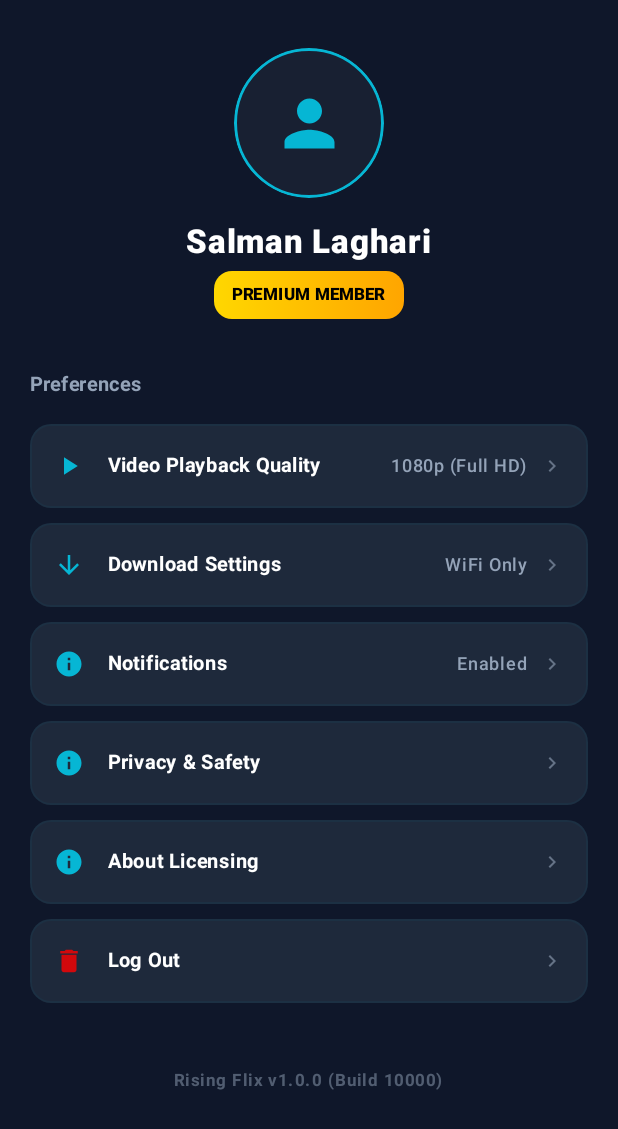
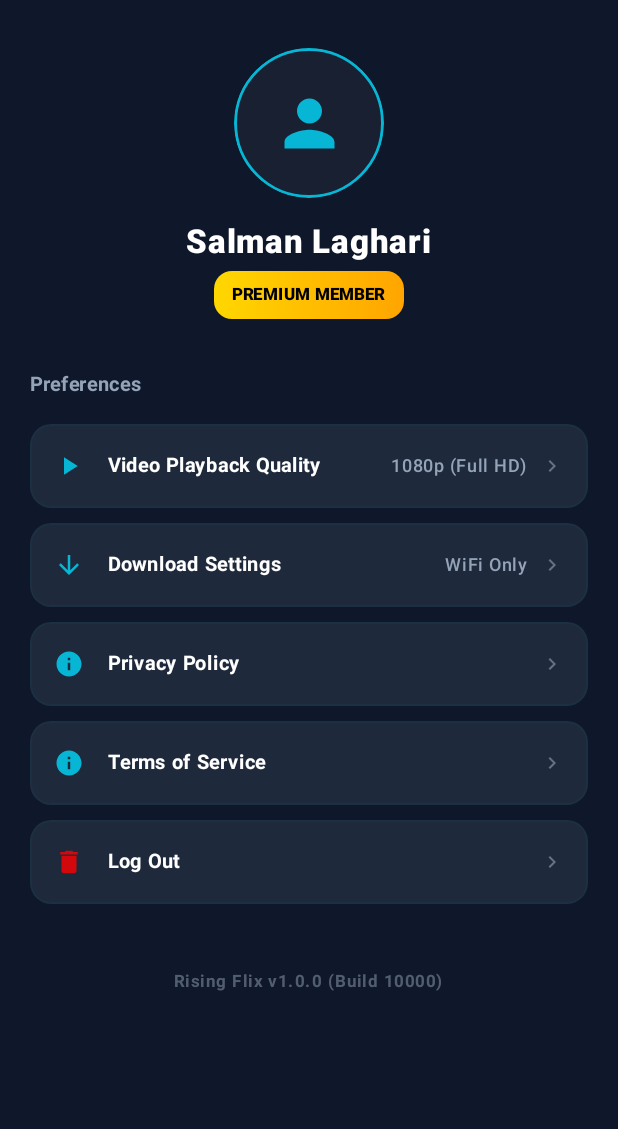
Before and after one commit to Salmanlaghari/Rising-Flix, an Android app built with Jetpack Compose: the composable ProfileScreen shown on its own in the app's theme, on a phone screen of 412 x 824 dp. Shown: the top 1129 px of the screen. Run offline under Robolectric (Android 15) with nearby library versions, the phone set to English and light mode, and no system bars.

Commit message:
feat: Phase 4 — Final polish, release setup & production readiness
- Designs 3D adaptive launcher icons ic_launcher.xml and ic_launcher_round.xml inside drawable-nodpi.
- Creates assets/ privacy.html and terms.html policy files, linking them natively via dialogs on ProfileScreen.kt.
- Adds keystore.properties loading and release signingConfigs configurations to app/build.gradle.kts.
- Configures GitHub Actions build signed release workflow .github/workflows/release.yml.
- Optimizes LibraryScreen.kt progress types to prevent Material 3 compile breaks.
- Fully minified and R8 shrunk signed release APK down to just 4.0MB!

Co-authored-by: Salmanlaghari <104828514+Salmanlaghari@users.noreply.github.com>

```diff
--- a/app/src/main/java/com/salmanlaghari/risingflix/ui/screens/ProfileScreen.kt
+++ b/app/src/main/java/com/salmanlaghari/risingflix/ui/screens/ProfileScreen.kt
@@ -27,6 +27,9 @@ fun ProfileScreen(
     modifier: Modifier = Modifier
 ) {
     val scrollState = rememberScrollState()
+
+    var showPrivacyDialog by remember { mutableStateOf(false) }
+    var showTermsDialog by remember { mutableStateOf(false) }
 
     Column(
         modifier = modifier
@@ -100,12 +103,31 @@ fun ProfileScreen(
                 modifier = Modifier.padding(bottom = 4.dp)
             )
 
-            SettingsItem(icon = Icons.Default.PlayArrow, title = "Video Playback Quality", value = "1080p (Full HD)")
-            SettingsItem(icon = Icons.Default.ArrowDownward, title = "Download Settings", value = "WiFi Only")
-            SettingsItem(icon = Icons.Default.Info, title = "Notifications", value = "Enabled")
-            SettingsItem(icon = Icons.Default.Info, title = "Privacy & Safety")
-            SettingsItem(icon = Icons.Default.Info, title = "About Licensing")
-            SettingsItem(icon = Icons.Default.Delete, title = "Log Out", tint = Color.Red.copy(alpha = 0.8f))
+            SettingsItem(
+                icon = Icons.Default.PlayArrow,
+                title = "Video Playback Quality",
+                value = "1080p (Full HD)"
+            )
+            SettingsItem(
+                icon = Icons.Default.ArrowDownward,
+                title = "Download Settings",
+                value = "WiFi Only"
+            )
+            SettingsItem(
+                icon = Icons.Default.Info,
+                title = "Privacy Policy",
+                onClick = { showPrivacyDialog = true }
+            )
+            SettingsItem(
+                icon = Icons.Default.Info,
+                title = "Terms of Service",
+                onClick = { showTermsDialog = true }
+            )
+            SettingsItem(
+                icon = Icons.Default.Delete,
+                title = "Log Out",
+                tint = Color.Red.copy(alpha = 0.8f)
+            )
         }
 
         Spacer(modifier = Modifier.height(40.dp))
@@ -121,6 +143,57 @@ fun ProfileScreen(
 
         Spacer(modifier = Modifier.height(40.dp))
     }
+
+    // --- PRIVACY POLICY DIALOG ---
+    if (showPrivacyDialog) {
+        AlertDialog(
+            onDismissRequest = { showPrivacyDialog = false },
+            containerColor = CardSurfaceDark,
+            title = { Text(text = "Privacy Policy", color = TextMain, fontWeight = FontWeight.Bold) },
+            text = {
+                Column(modifier = Modifier.verticalScroll(rememberScrollState())) {
+                    Text(
+                        text = "Rising Flix operates as a direct player client interface. We do not collect, transmit, or store any personal data or streaming cookies from your device.\n\n" +
+                               "We request INTERNET permissions solely to load video files dynamically. For offline downloaded content, all cached data remains entirely on your internal storage.",
+                        color = TextSub,
+                        fontSize = 13.sp,
+                        lineHeight = 18.sp
+                    )
+                }
+            },
+            confirmButton = {
+                TextButton(onClick = { showPrivacyDialog = false }) {
+                    Text(text = "Close", color = AccentCyan, fontWeight = FontWeight.Bold)
+                }
+            }
+        )
+    }
+
+    // --- TERMS OF SERVICE DIALOG ---
+    if (showTermsDialog) {
+        AlertDialog(
+            onDismissRequest = { showTermsDialog = false },
+            containerColor = CardSurfaceDark,
+            title = { Text(text = "Terms of Service", color = TextMain, fontWeight = FontWeight.Bold) },
+            text = {
+                Column(modifier = Modifier.verticalScroll(rememberScrollState())) {
+                    Text(
+                        text = "By launching or playing streams inside Rising Flix, you fully agree to our Terms of Service:\n\n" +
+                               "1. Content Disclaimer: We do not host, store, or own any streaming movies or TV shows. All contents are fetched on-demand from public sources.\n\n" +
+                               "2. Permitted Use: This app is completely open source and for personal, non-commercial, and legitimate uses only.",
+                        color = TextSub,
+                        fontSize = 13.sp,
+                        lineHeight = 18.sp
+                    )
+                }
+            },
+            confirmButton = {
+                TextButton(onClick = { showTermsDialog = false }) {
+                    Text(text = "Close", color = AccentCyan, fontWeight = FontWeight.Bold)
+                }
+            }
+        )
+    }
 }
 
 @Composable
@@ -128,15 +201,17 @@ private fun SettingsItem(
     icon: ImageVector,
     title: String,
     value: String? = null,
-    tint: Color = AccentCyan
+    tint: Color = AccentCyan,
+    onClick: () -> Unit = {}
 ) {
     Row(
         modifier = Modifier
             .fillMaxWidth()
-            .background(CardSurfaceDark, RoundedCornerShape(14.dp))
+            .clip(RoundedCornerShape(14.dp))
+            .background(CardSurfaceDark)
             .border(1.dp, BorderSoft.copy(alpha = 0.05f), RoundedCornerShape(14.dp))
-            .padding(16.dp)
-            .clickable { /* Simulate configuration interactions */ },
+            .clickable(onClick = onClick)
+            .padding(16.dp),
         verticalAlignment = Alignment.CenterVertically,
         horizontalArrangement = Arrangement.SpaceBetween
     ) {
```
Also changed, not shown: app/build.gradle.kts (+27 -0 lines), app/src/main/res/drawable-nodpi/ic_launcher.xml (+37 -13 lines), app/src/main/res/drawable-nodpi/ic_launcher_round.xml (+37 -13 lines), 5 other files.
